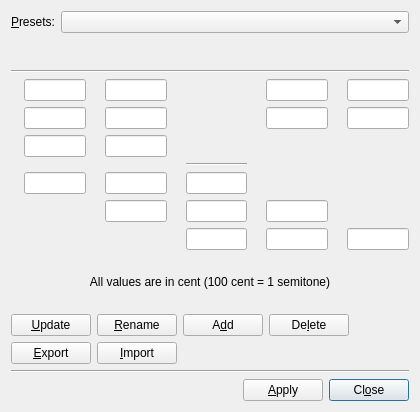
This is microtune.ui in Jojo-Schmitz/microtune as Qt 5 draws it before an edit. The edited form follows.
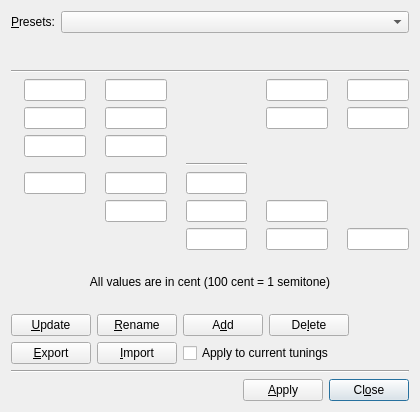
This is the edited form. Icons and pictures are not drawn.

Commit message:
Add option to chose whether to add or set tunings
and mention a restriction reg. key signatures

```diff
--- a/microtune.ui
+++ b/microtune.ui
@@ -867,6 +867,13 @@
        </property>
       </widget>
      </item>
+     <item>
+      <widget class="QCheckBox" name="addTo">
+       <property name="text">
+        <string>Apply to current tunings</string>
+       </property>
+      </widget>
+     </item>
      <item>
       <spacer name="horizontalSpacer_2">
        <property name="orientation">
```
The commit also changes 2 other files.
